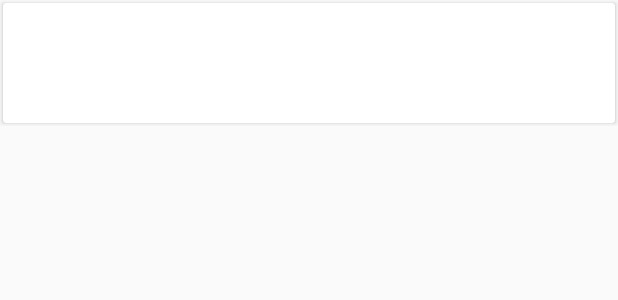
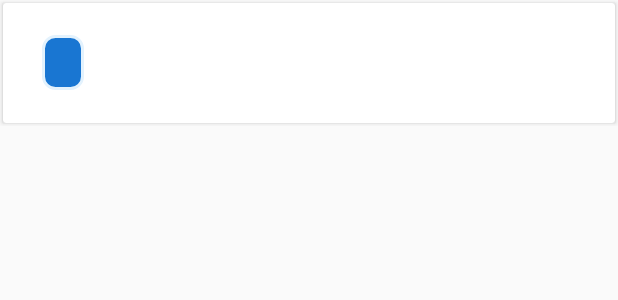
Before and after one commit to alessioros/BookShelf, an Android app: the layout fragment_shelf.xml on its own in the app's theme, with its tools: preview values and no code run, on a phone screen of 412 x 824 dp. Shown: the top 300 px of the screen. Run offline under Robolectric (Android 15) with nearby library versions, the phone set to English and light mode, and no system bars.

Commit message:
shelf fragment working

```diff
--- a/mobile/build.gradle
+++ b/mobile/build.gradle
@@ -21,7 +21,6 @@ android {
 
 dependencies {
     compile fileTree(dir: 'libs', include: ['*.jar'])
-    wearApp project(':wear')
     compile 'com.android.support:appcompat-v7:25.3.1'
     compile 'com.android.support:design:25.3.1'
     compile 'com.android.support.constraint:constraint-layout:1.0.2'
@@ -30,4 +29,5 @@ dependencies {
     compile 'com.android.support:support-v4:25.3.1'
     compile 'com.android.support:cardview-v7:25.3.1'
     compile 'com.android.support:recyclerview-v7:25.3.1'
+    compile 'com.github.nekocode:Badge:1.6.2'
 }
--- a/mobile/src/main/java/it/polimi/bookshelf/fragments/ShelfFragment.java
+++ b/mobile/src/main/java/it/polimi/bookshelf/fragments/ShelfFragment.java
@@ -73,12 +73,13 @@ public class ShelfFragment extends Fragment {
 
                         if (!shelfName.equals("")){
                             dbH.insertShelf(new Shelf(shelfName, 0));
+                            mShelves.add(new Shelf(shelfName, 0));
 
                         }else{
                             Toast toast = Toast.makeText(getActivity(), "PLEASE INSERT A VALID NAME", Toast.LENGTH_SHORT);
                             toast.show();
                         }
-                        mShelves = loadShelves();
+
                     }
                 });
                 builder.setNegativeButton(getResources().getString(R.string.alert_cancel), new DialogInterface.OnClickListener() {
--- /dev/null
+++ b/mobile/src/main/res/drawable/item_badge.xml
@@ -0,0 +1,20 @@
+<?xml version="1.0" encoding="utf-8"?>
+<layer-list xmlns:android="http://schemas.android.com/apk/res/android">
+    <item
+        android:left="6dp"
+        android:right="6dp">
+        <shape
+            android:shape="rectangle">
+            <corners android:radius="8dp" />
+            <solid android:color="@color/colorPrimary" />
+            <stroke
+                android:width="2dip"
+                android:color="#e3f2fd" />
+            <padding
+                android:bottom="5dp"
+                android:left="20dp"
+                android:right="20dp"
+                android:top="5dp" />
+        </shape>
+    </item>
+</layer-list>
--- a/mobile/src/main/res/layout/fragment_shelf.xml
+++ b/mobile/src/main/res/layout/fragment_shelf.xml
@@ -17,23 +17,25 @@
             android:layout_height="match_parent">
 
             <TextView
-                android:id="@+id/content"
+                android:id="@+id/bookCountBadge"
                 android:layout_width="wrap_content"
                 android:layout_height="wrap_content"
-                android:layout_margin="@dimen/text_margin"
+                android:layout_marginStart="20dp"
+                android:layout_marginLeft="20dp"
                 android:textSize="20sp"
+                android:textColor="#FFF"
+                android:background="@drawable/item_badge"
                 android:layout_centerVertical="true" />
 
             <TextView
-                android:id="@+id/id"
-                android:layout_toEndOf="@+id/content"
-                android:layout_toRightOf="@id/content"
-                android:layout_marginLeft="20dp"
-                android:layout_marginStart="20dp"
+                android:id="@+id/shelfName"
+                android:layout_toEndOf="@+id/bookCountBadge"
+                android:layout_toRightOf="@id/bookCountBadge"
+                android:layout_marginLeft="15dp"
+                android:layout_marginStart="15dp"
                 android:layout_width="wrap_content"
                 android:layout_height="wrap_content"
-                android:layout_margin="@dimen/text_margin"
-                android:textSize="18sp"
+                android:textSize="20sp"
                 android:layout_centerVertical="true" />
         </RelativeLayout>
     </android.support.v7.widget.CardView>
--- a/mobile/src/main/res/values/colors.xml
+++ b/mobile/src/main/res/values/colors.xml
@@ -1,7 +1,8 @@
 <?xml version="1.0" encoding="utf-8"?>
 <resources>
-    <color name="colorPrimary">#2979FF</color>
-    <color name="colorPrimaryDark">#1565C0</color>
+    <color name="colorPrimary">#1976d2</color>
+    <color name="colorPrimaryLight">#63a4ff</color>
+    <color name="colorPrimaryDark">#004ba0</color>
     <color name="colorAccent">#1094CF</color>
 
     <!-- TEXT COLORS -->
--- a/settings.gradle
+++ b/settings.gradle
@@ -1 +1 @@
-include ':mobile', ':wear'
+include ':mobile'
```
Also changed, not shown: mobile/src/main/java/it/polimi/bookshelf/fragments/MyShelfRecyclerViewAdapter.java (+49 -11 lines), mobile/src/main/res/layout/custom_confirm.xml (added, +16 -0 lines), wear/build.gradle (deleted, +0 -26 lines), wear/src/main/AndroidManifest.xml (deleted, +0 -14 lines), wear/src/main/res/drawable-hdpi/ic_cancel_blue_48dp.png (deleted), wear/src/main/res/drawable-mdpi/ic_cancel_blue_48dp.png (deleted), wear/src/main/res/drawable-xhdpi/ic_cancel_blue_48dp.png (deleted), wear/src/main/res/mipmap-hdpi/ic_launcher.png (deleted), wear/src/main/res/mipmap-mdpi/ic_launcher.png (deleted), wear/src/main/res/mipmap-xhdpi/ic_launcher.png (deleted), wear/src/main/res/mipmap-xxhdpi/ic_launcher.png (deleted), 661 other files.
